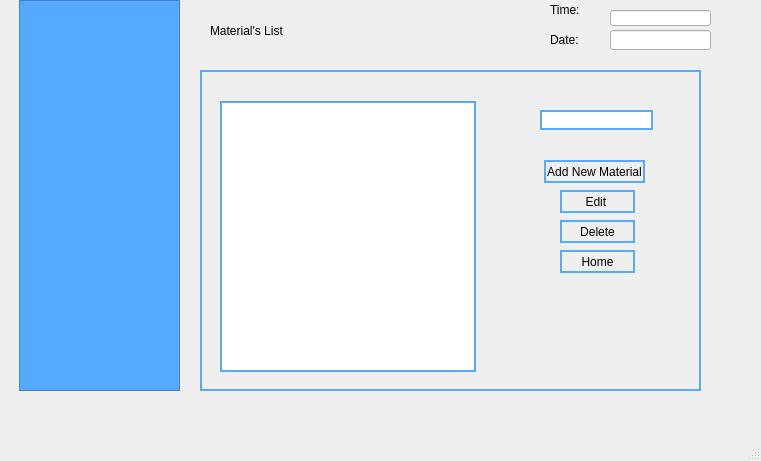
Qt form mainwindow.ui (KhairiSlimani/SmartFactory) before a commit.
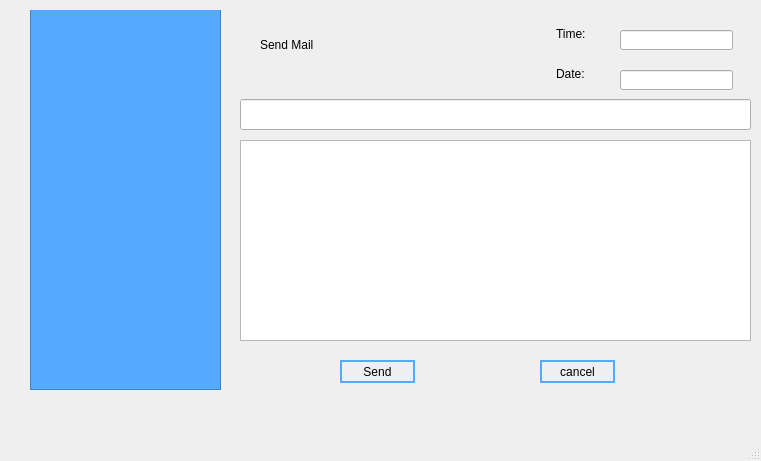
The same form after that commit. The open tabs and pages were chosen to show the change. Icons and pictures are not drawn.

What changed in the file:
```diff
--- a/mainwindow.ui
+++ b/mainwindow.ui
@@ -20,9 +20,9 @@
     </property>
     <property name="geometry">
      <rect>
-      <x>0</x>
-      <y>0</y>
-      <width>751</width>
+      <x>10</x>
+      <y>10</y>
+      <width>741</width>
       <height>461</height>
      </rect>
     </property>
@@ -1794,6 +1794,167 @@
       </property>
      </widget>
     </widget>
+    <widget class="QWidget" name="page_12">
+     <widget class="QFrame" name="frame_13">
+      <property name="geometry">
+       <rect>
+        <x>20</x>
+        <y>-11</y>
+        <width>191</width>
+        <height>391</height>
+       </rect>
+      </property>
+      <property name="styleSheet">
+       <string notr="true">background:rgb(85, 170, 255);</string>
+      </property>
+      <property name="frameShape">
+       <enum>QFrame::StyledPanel</enum>
+      </property>
+      <property name="frameShadow">
+       <enum>QFrame::Raised</enum>
+      </property>
+     </widget>
+     <widget class="QLineEdit" name="lineEditmail">
+      <property name="geometry">
+       <rect>
+        <x>230</x>
+        <y>89</y>
+        <width>511</width>
+        <height>31</height>
+       </rect>
+      </property>
+     </widget>
+     <widget class="QPlainTextEdit" name="plainTextEdit">
+      <property name="geometry">
+       <rect>
+        <x>230</x>
+        <y>130</y>
+        <width>511</width>
+        <height>201</height>
+       </rect>
+      </property>
+     </widget>
+     <widget class="QPushButton" name="pushButton_3">
+      <property name="geometry">
+       <rect>
+        <x>330</x>
+        <y>350</y>
+        <width>75</width>
+        <height>23</height>
+       </rect>
+      </property>
+      <property name="styleSheet">
+       <string notr="true">QPushButton
+{
+	border-radius:15px;
+	background:transparent;
+	border:2px solid rgb(85, 170, 255);
+}
+
+QPushButton:hover
+{
+	background:rgb(85, 170, 255);
+}</string>
+      </property>
+      <property name="text">
+       <string>Send</string>
+      </property>
+     </widget>
+     <widget class="QPushButton" name="pushButton_5">
+      <property name="geometry">
+       <rect>
+        <x>530</x>
+        <y>350</y>
+        <width>75</width>
+        <height>23</height>
+       </rect>
+      </property>
+      <property name="styleSheet">
+       <string notr="true">QPushButton
+{
+	border-radius:15px;
+	background:transparent;
+	border:2px solid rgb(85, 170, 255);
+}
+
+QPushButton:hover
+{
+	background:rgb(85, 170, 255);
+}</string>
+      </property>
+      <property name="text">
+       <string>cancel</string>
+      </property>
+     </widget>
+     <widget class="QLabel" name="label_42">
+      <property name="geometry">
+       <rect>
+        <x>250</x>
+        <y>9</y>
+        <width>251</width>
+        <height>51</height>
+       </rect>
+      </property>
+      <property name="styleSheet">
+       <string notr="true">font: 28pt &quot;Arial Rounded MT Bold&quot;;</string>
+      </property>
+      <property name="text">
+       <string>Send Mail</string>
+      </property>
+     </widget>
+     <widget class="QLabel" name="label_43">
+      <property name="geometry">
+       <rect>
+        <x>546</x>
+        <y>13</y>
+        <width>71</width>
+        <height>21</height>
+       </rect>
+      </property>
+      <property name="styleSheet">
+       <string notr="true">font: 18pt &quot;MS Shell Dlg 2&quot;;</string>
+      </property>
+      <property name="text">
+       <string>Time:</string>
+      </property>
+     </widget>
+     <widget class="QLabel" name="label_44">
+      <property name="geometry">
+       <rect>
+        <x>546</x>
+        <y>53</y>
+        <width>61</width>
+        <height>21</height>
+       </rect>
+      </property>
+      <property name="styleSheet">
+       <string notr="true">font: 18pt &quot;MS Shell Dlg 2&quot;;</string>
+      </property>
+      <property name="text">
+       <string>Date:</string>
+      </property>
+     </widget>
+     <widget class="QLineEdit" name="lineEdit_Timesendmail">
+      <property name="geometry">
+       <rect>
+        <x>610</x>
+        <y>20</y>
+        <width>113</width>
+        <height>20</height>
+       </rect>
+      </property>
+     </widget>
+     <widget class="QLineEdit" name="lineEdit_DateSendMail">
+      <property name="geometry">
+       <rect>
+        <x>610</x>
+        <y>60</y>
+        <width>113</width>
+        <height>20</height>
+       </rect>
+      </property>
+     </widget>
+    </widget>
     <widget class="QWidget" name="page_7">
      <widget class="QFrame" name="frame_8">
       <property name="geometry">
@@ -1818,7 +1979,7 @@
       <property name="geometry">
        <rect>
         <x>200</x>
-        <y>70</y>
+        <y>80</y>
         <width>501</width>
         <height>321</height>
        </rect>
@@ -1829,10 +1990,10 @@
       <widget class="QLineEdit" name="lineEdit_5">
        <property name="geometry">
         <rect>
-         <x>340</x>
+         <x>360</x>
          <y>40</y>
-         <width>113</width>
-         <height>20</height>
+         <width>131</width>
+         <height>31</height>
         </rect>
        </property>
       </widget>
@@ -1866,7 +2027,7 @@
        <property name="geometry">
         <rect>
          <x>360</x>
-         <y>120</y>
+         <y>190</y>
          <width>75</width>
          <height>23</height>
         </rect>
@@ -1892,7 +2053,7 @@
        <property name="geometry">
         <rect>
          <x>360</x>
-         <y>150</y>
+         <y>230</y>
          <width>75</width>
          <height>23</height>
         </rect>
@@ -1918,7 +2079,7 @@
        <property name="geometry">
         <rect>
          <x>360</x>
-         <y>180</y>
+         <y>270</y>
          <width>75</width>
          <height>23</height>
         </rect>
@@ -1940,11 +2101,37 @@
         <string>Home</string>
        </property>
       </widget>
-      <widget class="QTableView" name="tableViewMaterial">
+      <widget class="QPushButton" name="pushButton_SearchMaterial">
+       <property name="geometry">
+        <rect>
+         <x>280</x>
+         <y>40</y>
+         <width>75</width>
+         <height>23</height>
+        </rect>
+       </property>
+       <property name="styleSheet">
+        <string notr="true">QPushButton
+{
+	border-radius:15px;
+	background:transparent;
+	border:2px solid rgb(85, 170, 255);
+}
+
+QPushButton:hover
+{
+	background:rgb(85, 170, 255);
+}</string>
+       </property>
+       <property name="text">
+        <string>Search</string>
+       </property>
+      </widget>
+      <widget class="QListView" name="listViewMateriel">
        <property name="geometry">
         <rect>
          <x>20</x>
-         <y>31</y>
+         <y>20</y>
          <width>256</width>
          <height>271</height>
         </rect>
```
Left out of the diff: 356 changed lines with no effect on the pictures.
